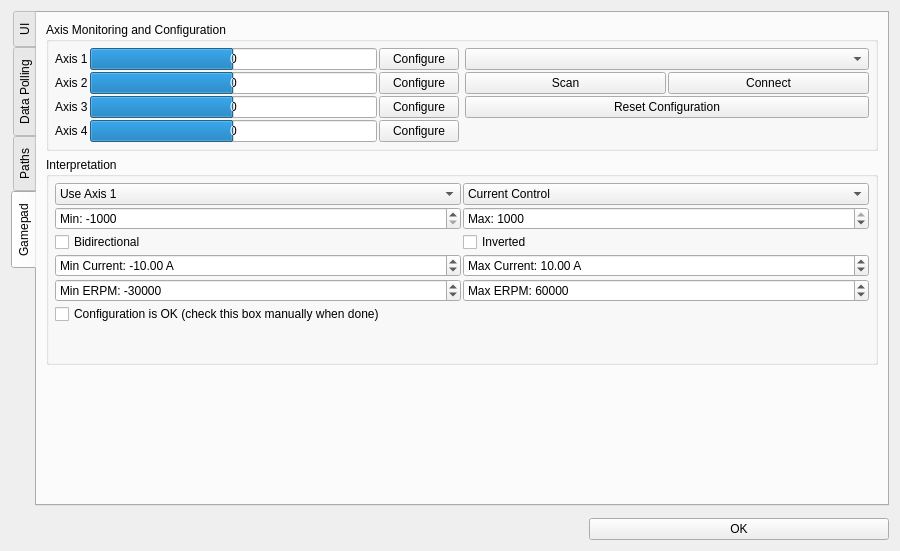
Before: the Qt Designer form preferences.ui in WeiDe2512/Saluqi-Motors, drawn with Qt 5.
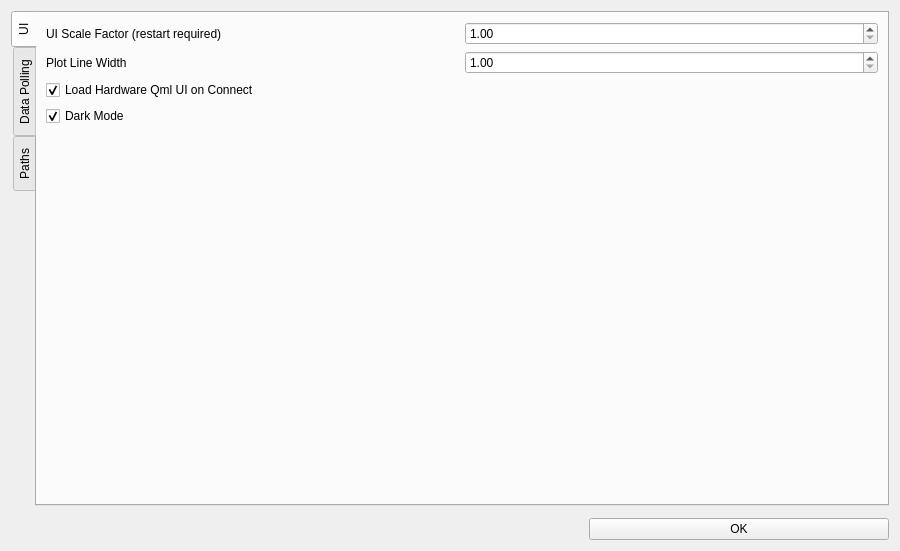
After: the same form once the commit is applied. The open tabs and pages were chosen to show the change. Icons and pictures are not drawn. Custom widgets are drawn as their Qt base class.

```diff
--- a/preferences.ui
+++ b/preferences.ui
@@ -389,456 +389,6 @@
        </item>
       </layout>
      </widget>
-     <widget class="QWidget" name="tab_2">
-      <attribute name="title">
-       <string>Gamepad</string>
-      </attribute>
-      <layout class="QVBoxLayout" name="verticalLayout_4" stretch="0,0,1">
-       <item>
-        <widget class="QGroupBox" name="groupBox_2">
-         <property name="title">
-          <string>Axis Monitoring and Configuration</string>
-         </property>
-         <layout class="QHBoxLayout" name="horizontalLayout_2" stretch="1,1">
-          <property name="leftMargin">
-           <number>6</number>
-          </property>
-          <property name="topMargin">
-           <number>6</number>
-          </property>
-          <property name="rightMargin">
-           <number>6</number>
-          </property>
-          <property name="bottomMargin">
-           <number>6</number>
-          </property>
-          <item>
-           <layout class="QGridLayout" name="gridLayout">
-            <property name="spacing">
-             <number>2</number>
-            </property>
-            <item row="3" column="1">
-             <widget class="QProgressBar" name="jsAxis4Bar">
-              <property name="minimum">
-               <number>-1000</number>
-              </property>
-              <property name="maximum">
-               <number>1000</number>
-              </property>
-              <property name="value">
-               <number>0</number>
-              </property>
-              <property name="format">
-               <string>%v</string>
-              </property>
-             </widget>
-            </item>
-            <item row="0" column="1">
-             <widget class="QProgressBar" name="jsAxis1Bar">
-              <property name="minimum">
-               <number>-1000</number>
-              </property>
-              <property name="maximum">
-               <number>1000</number>
-              </property>
-              <property name="value">
-               <number>0</number>
-              </property>
-              <property name="format">
-               <string>%v</string>
-              </property>
-             </widget>
-            </item>
-            <item row="1" column="1">
-             <widget class="QProgressBar" name="jsAxis2Bar">
-              <property name="minimum">
-               <number>-1000</number>
-              </property>
-              <property name="maximum">
-               <number>1000</number>
-              </property>
-              <property name="value">
-               <number>0</number>
-              </property>
-              <property name="format">
-               <string>%v</string>
-              </property>
-             </widget>
-            </item>
-            <item row="0" column="0">
-             <widget class="QLabel" name="label_2">
-              <property name="text">
-               <string>Axis 1</string>
-              </property>
-             </widget>
-            </item>
-            <item row="1" column="0">
-             <widget class="QLabel" name="label_3">
-              <property name="text">
-               <string>Axis 2</string>
-              </property>
-             </widget>
-            </item>
-            <item row="3" column="0">
-             <widget class="QLabel" name="label_5">
-              <property name="text">
-               <string>Axis 4</string>
-              </property>
-             </widget>
-            </item>
-            <item row="2" column="1">
-             <widget class="QProgressBar" name="jsAxis3Bar">
-              <property name="minimum">
-               <number>-1000</number>
-              </property>
-              <property name="maximum">
-               <number>1000</number>
-              </property>
-              <property name="value">
-               <number>0</number>
-              </property>
-              <property name="format">
-               <string>%v</string>
-              </property>
-             </widget>
-            </item>
-            <item row="2" column="0">
-             <widget class="QLabel" name="label_4">
-              <property name="text">
-               <string>Axis 3</string>
-              </property>
-             </widget>
-            </item>
-            <item row="0" column="2">
-             <widget class="QPushButton" name="jsConf1Button">
-              <property name="text">
-               <string>Configure</string>
-              </property>
-              <property name="icon">
-               <iconset resource="res.qrc">
-                <normaloff>:/res/icons/Horizontal Settings Mixer-96.png</normaloff>:/res/icons/Horizontal Settings Mixer-96.png</iconset>
-              </property>
-             </widget>
-            </item>
-            <item row="1" column="2">
-             <widget class="QPushButton" name="jsConf2Button">
-              <property name="text">
-               <string>Configure</string>
-              </property>
-              <property name="icon">
-               <iconset resource="res.qrc">
-                <normaloff>:/res/icons/Horizontal Settings Mixer-96.png</normaloff>:/res/icons/Horizontal Settings Mixer-96.png</iconset>
-              </property>
-             </widget>
-            </item>
-            <item row="2" column="2">
-             <widget class="QPushButton" name="jsConf3Button">
-              <property name="text">
-               <string>Configure</string>
-              </property>
-              <property name="icon">
-               <iconset resource="res.qrc">
-                <normaloff>:/res/icons/Horizontal Settings Mixer-96.png</normaloff>:/res/icons/Horizontal Settings Mixer-96.png</iconset>
-              </property>
-             </widget>
-            </item>
-            <item row="3" column="2">
-             <widget class="QPushButton" name="jsConf4Button">
-              <property name="text">
-               <string>Configure</string>
-              </property>
-              <property name="icon">
-               <iconset resource="res.qrc">
-                <normaloff>:/res/icons/Horizontal Settings Mixer-96.png</normaloff>:/res/icons/Horizontal Settings Mixer-96.png</iconset>
-              </property>
-             </widget>
-            </item>
-           </layout>
-          </item>
-          <item>
-           <layout class="QGridLayout" name="gridLayout_2">
-            <property name="spacing">
-             <number>2</number>
-            </property>
-            <item row="1" column="1">
-             <widget class="QPushButton" name="jsConnectButton">
-              <property name="text">
-               <string>Connect</string>
-              </property>
-              <property name="icon">
-               <iconset resource="res.qrc">
-                <normaloff>:/res/icons/Connected-96.png</normaloff>:/res/icons/Connected-96.png</iconset>
-              </property>
-             </widget>
-            </item>
-            <item row="1" column="0">
-             <widget class="QPushButton" name="jsScanButton">
-              <property name="text">
-               <string>Scan</string>
-              </property>
-              <property name="icon">
-               <iconset resource="res.qrc">
-                <normaloff>:/res/icons/Refresh-96.png</normaloff>:/res/icons/Refresh-96.png</iconset>
-              </property>
-             </widget>
-            </item>
-            <item row="0" column="0" colspan="2">
-             <widget class="QComboBox" name="jsListBox"/>
-            </item>
-            <item row="3" column="1">
-             <spacer name="verticalSpacer_2">
-              <property name="orientation">
-               <enum>Qt::Vertical</enum>
-              </property>
-              <property name="sizeHint" stdset="0">
-               <size>
-                <width>20</width>
-                <height>10</height>
-               </size>
-              </property>
-             </spacer>
-            </item>
-            <item row="2" column="0" colspan="2">
-             <widget class="QPushButton" name="jsResetConfigButton">
-              <property name="text">
-               <string>Reset Configuration</string>
-              </property>
-              <property name="icon">
-               <iconset resource="res.qrc">
-                <normaloff>:/res/icons/Restart-96.png</normaloff>:/res/icons/Restart-96.png</iconset>
-              </property>
-             </widget>
-            </item>
-           </layout>
-          </item>
-         </layout>
-        </widget>
-       </item>
-       <item>
-        <widget class="QGroupBox" name="groupBox">
-         <property name="title">
-          <string>Interpretation</string>
-         </property>
-         <layout class="QGridLayout" name="gridLayout_3">
-          <property name="leftMargin">
-           <number>6</number>
-          </property>
-          <property name="topMargin">
-           <number>6</number>
-          </property>
-          <property name="rightMargin">
-           <number>6</number>
-          </property>
-          <property name="bottomMargin">
-           <number>6</number>
-          </property>
-          <property name="spacing">
-           <number>2</number>
-          </property>
-          <item row="3" column="1">
-           <widget class="QDoubleSpinBox" name="jsCurrentMaxBox">
-            <property name="prefix">
-             <string>Max Current: </string>
-            </property>
-            <property name="suffix">
-             <string> A</string>
-            </property>
-            <property name="maximum">
-             <double>1000.000000000000000</double>
-            </property>
-            <property name="value">
-             <double>10.000000000000000</double>
-            </property>
-           </widget>
-          </item>
-          <item row="4" column="1">
-           <widget class="QDoubleSpinBox" name="jsErpmMaxBox">
-            <property name="prefix">
-             <string>Max ERPM: </string>
-            </property>
-            <property name="decimals">
-             <number>0</number>
-            </property>
-            <property name="maximum">
-             <double>300000.000000000000000</double>
-            </property>
-            <property name="value">
-             <double>60000.000000000000000</double>
-            </property>
-           </widget>
-          </item>
-          <item row="2" column="0">
-           <widget class="QCheckBox" name="jsBidirectionalBox">
-            <property name="text">
-             <string>Bidirectional</string>
-            </property>
-           </widget>
-          </item>
-          <item row="0" column="1">
-           <widget class="QComboBox" name="jsControlTypeBox">
-            <item>
-             <property name="text">
-              <string>Current Control</string>
-             </property>
-            </item>
-            <item>
-             <property name="text">
-              <string>Current Control Brake</string>
-             </property>
-            </item>
-            <item>
-             <property name="text">
-              <string>Duty Control</string>
-             </property>
-            </item>
-            <item>
-             <property name="text">
-              <string>Speed Control</string>
-             </property>
-            </item>
-            <item>
-             <property name="text">
-              <string>Position Control</string>
-             </property>
-            </item>
-           </widget>
-          </item>
-          <item row="4" column="0">
-           <widget class="QDoubleSpinBox" name="jsErpmMinBox">
-            <property name="prefix">
-             <string>Min ERPM: </string>
-            </property>
-            <property name="decimals">
-             <number>0</number>
-            </property>
-            <property name="minimum">
-             <double>-300000.000000000000000</double>
-            </property>
-            <property name="maximum">
-             <double>0.000000000000000</double>
-            </property>
-            <property name="value">
-             <double>-30000.000000000000000</double>
-            </property>
-           </widget>
-          </item>
-          <item row="3" column="0">
-           <widget class="QDoubleSpinBox" name="jsCurrentMinBox">
-            <property name="prefix">
-             <string>Min Current: </string>
-            </property>
-            <property name="suffix">
-             <string> A</string>
-            </property>
-            <property name="minimum">
-             <double>-1000.000000000000000</double>
-            </property>
-            <property name="maximum">
-             <double>0.000000000000000</double>
-            </property>
-            <property name="value">
-             <double>-10.000000000000000</double>
-            </property>
-           </widget>
-          </item>
-          <item row="2" column="1">
-           <widget class="QCheckBox" name="jsInvertedBox">
-            <property name="text">
-             <string>Inverted</string>
-            </property>
-           </widget>
-          </item>
-          <item row="5" column="0">
-           <widget class="QCheckBox" name="jsConfigOkBox">
-            <property name="text">
-             <string>Configuration is OK (check this box manually when done)</string>
-            </property>
-           </widget>
-          </item>
-          <item row="1" column="1">
-           <widget class="QSpinBox" name="jsMaxBox">
-            <property name="prefix">
-             <string>Max: </string>
-            </property>
-            <property name="minimum">
-             <number>-1000</number>
-            </property>
-            <property name="maximum">
-             <number>1000</number>
-            </property>
-            <property name="value">
-             <number>1000</number>
-            </property>
-           </widget>
-          </item>
-          <item row="1" column="0">
-           <widget class="QSpinBox" name="jsMinBox">
-            <property name="prefix">
-             <string>Min: </string>
-            </property>
-            <property name="minimum">
-             <number>-1000</number>
-            </property>
-            <property name="maximum">
-             <number>1000</number>
-            </property>
-            <property name="value">
-             <number>-1000</number>
-            </property>
-           </widget>
-          </item>
-          <item row="6" column="0" colspan="2">
-           <widget class="DisplayBar" name="jsDisp" native="true">
-            <property name="minimumSize">
-             <size>
-              <width>0</width>
-              <height>30</height>
-             </size>
-            </property>
-           </widget>
-          </item>
-          <item row="0" column="0">
-           <widget class="QComboBox" name="jseAxisBox">
-            <item>
-             <property name="text">
-              <string>Use Axis 1</string>
-             </property>
-            </item>
-            <item>
-             <property name="text">
-              <string>Use Axis 2</string>
-             </property>
-            </item>
-            <item>
-             <property name="text">
-              <string>Use Axis 3</string>
-             </property>
-            </item>
-            <item>
-             <property name="text">
-              <string>Use Axis 4</string>
-             </property>
-            </item>
-           </widget>
-          </item>
-         </layout>
-        </widget>
-       </item>
-       <item>
-        <spacer name="verticalSpacer_3">
-         <property name="orientation">
-          <enum>Qt::Vertical</enum>
-         </property>
-         <property name="sizeHint" stdset="0">
-          <size>
-           <width>20</width>
-           <height>40</height>
-          </size>
-         </property>
-        </spacer>
-       </item>
-      </layout>
-     </widget>
     </widget>
    </item>
    <item>
@@ -859,14 +409,6 @@
    </item>
   </layout>
  </widget>
- <customwidgets>
-  <customwidget>
-   <class>DisplayBar</class>
-   <extends>QWidget</extends>
-   <header>widgets/displaybar.h</header>
-   <container>1</container>
-  </customwidget>
- </customwidgets>
  <resources>
   <include location="res.qrc"/>
  </resources>
```
